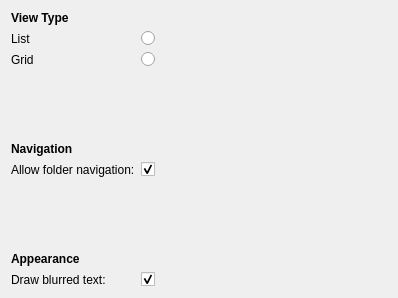
KDE/plasma-mediacenter, file applets/mediabrowser/general.ui: the form before one commit.
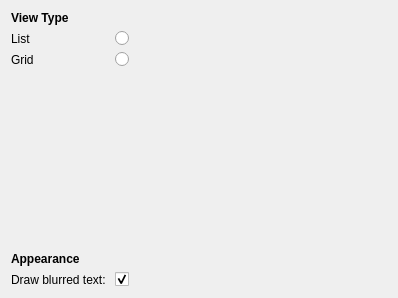
The form after the commit.

```diff
--- a/applets/mediabrowser/general.ui
+++ b/applets/mediabrowser/general.ui
@@ -57,40 +57,20 @@
        </property>
       </widget>
      </item>
+     <item row="3" column="0">
+      <spacer name="verticalSpacer_2">
+       <property name="orientation">
+        <enum>Qt::Vertical</enum>
+       </property>
+       <property name="sizeHint" stdset="0">
+        <size>
+         <width>20</width>
+         <height>40</height>
+        </size>
+       </property>
+      </spacer>
+     </item>
      <item row="4" column="0">
-      <widget class="QLabel" name="label_4">
-       <property name="font">
-        <font>
-         <weight>75</weight>
-         <bold>true</bold>
-        </font>
-       </property>
-       <property name="text">
-        <string>Navigation</string>
-       </property>
-      </widget>
-     </item>
-     <item row="5" column="0">
-      <widget class="QLabel" name="label_5">
-       <property name="text">
-        <string>Allow folder navigation:</string>
-       </property>
-      </widget>
-     </item>
-     <item row="5" column="1">
-      <widget class="QCheckBox" name="folderNavigationCheckBox">
-       <property name="text">
-        <string/>
-       </property>
-       <property name="checked">
-        <bool>true</bool>
-       </property>
-       <property name="autoRepeat">
-        <bool>false</bool>
-       </property>
-      </widget>
-     </item>
-     <item row="7" column="0">
       <widget class="QLabel" name="label_6">
        <property name="font">
         <font>
@@ -103,40 +83,14 @@
        </property>
       </widget>
      </item>
-     <item row="6" column="0">
-      <spacer name="verticalSpacer">
-       <property name="orientation">
-        <enum>Qt::Vertical</enum>
-       </property>
-       <property name="sizeHint" stdset="0">
-        <size>
-         <width>20</width>
-         <height>40</height>
-        </size>
-       </property>
-      </spacer>
-     </item>
-     <item row="3" column="0">
-      <spacer name="verticalSpacer_2">
-       <property name="orientation">
-        <enum>Qt::Vertical</enum>
-       </property>
-       <property name="sizeHint" stdset="0">
-        <size>
-         <width>20</width>
-         <height>40</height>
-        </size>
-       </property>
-      </spacer>
-     </item>
-     <item row="8" column="0">
+     <item row="5" column="0">
       <widget class="QLabel" name="label_7">
        <property name="text">
         <string>Draw blurred text: </string>
        </property>
       </widget>
      </item>
-     <item row="8" column="1">
+     <item row="5" column="1">
       <widget class="QCheckBox" name="blurredTextCheckBox">
        <property name="text">
         <string/>
```
